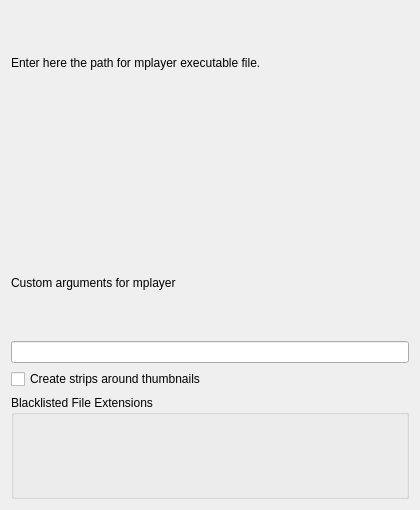
Qt form src/configDialog.ui (KDE/mplayerthumbs) before a commit.
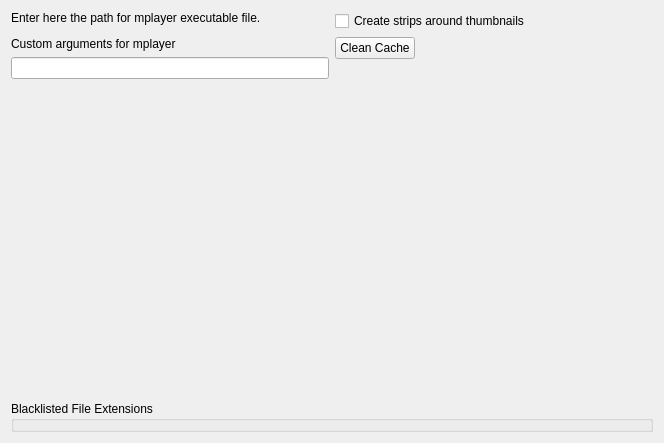
The same form after that commit. Custom widgets are drawn as their Qt base class.

Commit message: Adding option to clean up the thumbnails cache

The edit to the form file:
```diff
--- a/src/configDialog.ui
+++ b/src/configDialog.ui
@@ -5,14 +5,16 @@
    <rect>
     <x>0</x>
     <y>0</y>
-    <width>420</width>
-    <height>510</height>
+    <width>664</width>
+    <height>443</height>
    </rect>
   </property>
   <property name="windowTitle" >
    <string>Form</string>
   </property>
-  <layout class="QVBoxLayout" name="verticalLayout" >
+  <layout class="QGridLayout" name="gridLayout" >
+   <item row="0" column="0" >
+    <layout class="QVBoxLayout" name="verticalLayout_2" >
    <item>
     <widget class="QLabel" name="label" >
      <property name="text" >
@@ -34,6 +36,23 @@
     <widget class="KLineEdit" name="kcfg_customargs" />
    </item>
    <item>
+      <spacer name="verticalSpacer_2" >
+       <property name="orientation" >
+        <enum>Qt::Vertical</enum>
+       </property>
+       <property name="sizeHint" stdset="0" >
+        <size>
+         <width>20</width>
+         <height>40</height>
+        </size>
+       </property>
+      </spacer>
+     </item>
+    </layout>
+   </item>
+   <item row="0" column="1" >
+    <layout class="QVBoxLayout" name="verticalLayout" >
+     <item>
     <widget class="QCheckBox" name="kcfg_createStrips" >
      <property name="text" >
       <string>Create strips around thumbnails</string>
@@ -41,6 +60,45 @@
     </widget>
    </item>
    <item>
+      <layout class="QHBoxLayout" name="horizontalLayout" >
+       <item>
+        <widget class="KPushButton" name="clean_cache" >
+         <property name="text" >
+          <string>Clean Cache</string>
+         </property>
+        </widget>
+       </item>
+       <item>
+        <spacer name="horizontalSpacer" >
+         <property name="orientation" >
+          <enum>Qt::Horizontal</enum>
+         </property>
+         <property name="sizeHint" stdset="0" >
+          <size>
+           <width>40</width>
+           <height>20</height>
+          </size>
+         </property>
+        </spacer>
+       </item>
+      </layout>
+     </item>
+     <item>
+      <spacer name="verticalSpacer" >
+       <property name="orientation" >
+        <enum>Qt::Vertical</enum>
+       </property>
+       <property name="sizeHint" stdset="0" >
+        <size>
+         <width>20</width>
+         <height>40</height>
+        </size>
+       </property>
+      </spacer>
+     </item>
+    </layout>
+   </item>
+   <item row="1" column="0" colspan="2" >
     <widget class="KEditListBox" name="kcfg_noextensions" >
      <property name="title" >
       <string>Blacklisted File Extensions</string>
@@ -60,6 +118,11 @@
    <extends>QLineEdit</extends>
    <header>klineedit.h</header>
   </customwidget>
+  <customwidget>
+   <class>KPushButton</class>
+   <extends>QPushButton</extends>
+   <header>kpushbutton.h</header>
+  </customwidget>
   <customwidget>
    <class>KUrlRequester</class>
    <extends>QFrame</extends>
```
Lines whose indentation alone changed are shown as unchanged. The commit also changes 3 other files.
